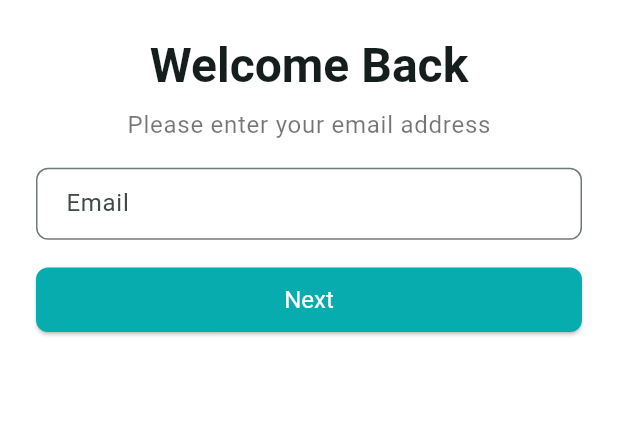
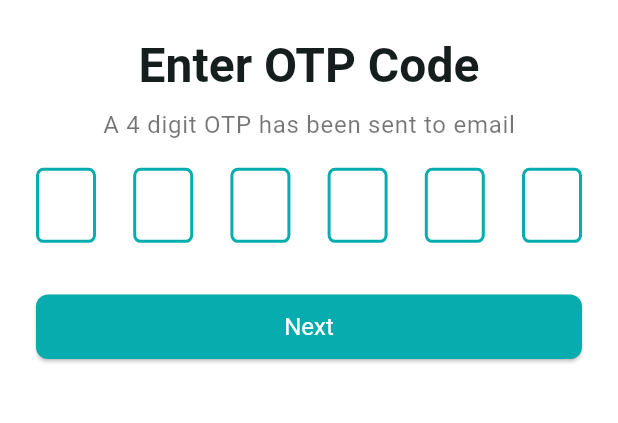
Before and after one commit to oliulalam/crafty_bay_ecommer_app, a Flutter app: the screen it shows after launch, after a tap on "Next", on a phone screen of 412 x 824 dp, the part 317-740 px from its top. Run offline on Flutter 3.47's test engine with Material 3 defaults, Android fonts, the phone set to English and light mode, and no system bars; drawn by our look-alikes of pin_code_fields; our stand-ins replace flutter_svg, get.

Commit message:
Otp verification screen stard

```diff
--- a/lib/presentation/ui/screens/email_verification_screen.dart
+++ b/lib/presentation/ui/screens/email_verification_screen.dart
@@ -1,5 +1,7 @@
+import 'package:crafty_bay/presentation/ui/screens/otp_verification_screen.dart';
 import 'package:crafty_bay/presentation/ui/widgets/app_logo_widget.dart';
 import 'package:flutter/material.dart';
+import 'package:get/get.dart';
 
 class EmailVerificationScreen extends StatefulWidget {
   const EmailVerificationScreen({super.key});
@@ -41,7 +43,9 @@ class _EmailVerificationScreenState extends State<EmailVerificationScreen> {
                 decoration: InputDecoration(hintText: 'Email'),
               ),
               SizedBox(height: 16),
-              ElevatedButton(onPressed: () {}, child: Text("Next")),
+              ElevatedButton(onPressed: () {
+                _onTapNextButton();
+              }, child: Text("Next")),
             ],
           ),
         ),
@@ -50,6 +54,10 @@ class _EmailVerificationScreenState extends State<EmailVerificationScreen> {
   }
   //===============================================
 
+  void _onTapNextButton(){
+    Get.to(()=> OtpVerificationScreen());
+  }
+
   @override
   void dispose() {
     _emailTEController.dispose();
--- /dev/null
+++ b/lib/presentation/ui/screens/otp_verification_screen.dart
@@ -0,0 +1,80 @@
+import 'package:crafty_bay/presentation/ui/utils/app_colors.dart';
+import 'package:crafty_bay/presentation/ui/widgets/app_logo_widget.dart';
+import 'package:flutter/material.dart';
+import 'package:pin_code_fields/pin_code_fields.dart';
+
+class OtpVerificationScreen extends StatefulWidget {
+  const OtpVerificationScreen({super.key});
+
+  @override
+  State<OtpVerificationScreen> createState() =>
+      _OtpVerificationScreenState();
+}
+
+class _OtpVerificationScreenState extends State<OtpVerificationScreen> {
+  final TextEditingController _otpTEController = TextEditingController();
+
+  @override
+  Widget build(BuildContext context) {
+    return Scaffold(
+      body: SingleChildScrollView(
+        child: Padding(
+          padding: const EdgeInsets.all(24.0),
+          child: Column(
+            children: [
+              SizedBox(height: 82),
+              AppLogoWidget(),
+              SizedBox(height: 24),
+              Text(
+                "Enter OTP Code",
+                style: Theme.of(context).textTheme.headlineLarge,
+              ),
+              SizedBox(height: 8),
+              Text(
+                "A 4 digit OTP has been sent to email",
+                style: Theme.of(
+                  context,
+                ).textTheme.bodyLarge?.copyWith(color: Colors.black54),
+              ),
+
+              SizedBox(height: 16),
+              PinCodeTextField(
+                length: 6,
+                animationType: AnimationType.fade,
+                keyboardType: TextInputType.number,
+                pinTheme: PinTheme(
+                  shape: PinCodeFieldShape.box,
+                  borderRadius: BorderRadius.circular(5),
+                  fieldHeight: 50,
+                  fieldWidth: 40,
+                  activeFillColor: Colors.white,
+                  selectedFillColor: Colors.white,
+                  selectedColor: Colors.green,
+                  inactiveFillColor: Colors.white,
+                  inactiveColor: AppColors.themeColor
+                ),
+                animationDuration: Duration(milliseconds: 300),
+                backgroundColor: Colors.transparent,
+                enableActiveFill: true,
+                controller: _otpTEController,
+                onCompleted: (v) {
+                  print("Completed");
+                }, appContext: context,
+
+              ),
+              SizedBox(height: 16),
+              ElevatedButton(onPressed: () {}, child: Text("Next")),
+            ],
+          ),
+        ),
+      ),
+    );
+  }
+  //===============================================
+
+  @override
+  void dispose() {
+    _otpTEController.dispose();
+    super.dispose();
+  }
+}
--- a/lib/presentation/ui/screens/splash_screen.dart
+++ b/lib/presentation/ui/screens/splash_screen.dart
@@ -1,7 +1,7 @@
 import 'package:crafty_bay/presentation/ui/screens/email_verification_screen.dart';
+import 'package:crafty_bay/presentation/ui/screens/otp_verification_screen.dart';
 import 'package:crafty_bay/presentation/ui/widgets/app_logo_widget.dart';
 import 'package:flutter/material.dart';
-import 'package:flutter_svg/flutter_svg.dart';
 import 'package:get/get.dart';
 
 class SplashScreen extends StatefulWidget {
--- a/pubspec.yaml
+++ b/pubspec.yaml
@@ -17,6 +17,7 @@ dependencies:
   cupertino_icons: ^1.0.8
   flutter_svg: ^2.2.3
   get: ^4.7.3
+  pin_code_fields: ^8.0.1
 
 dev_dependencies:
   flutter_test:
```
Also changed, not shown: pubspec.lock.
